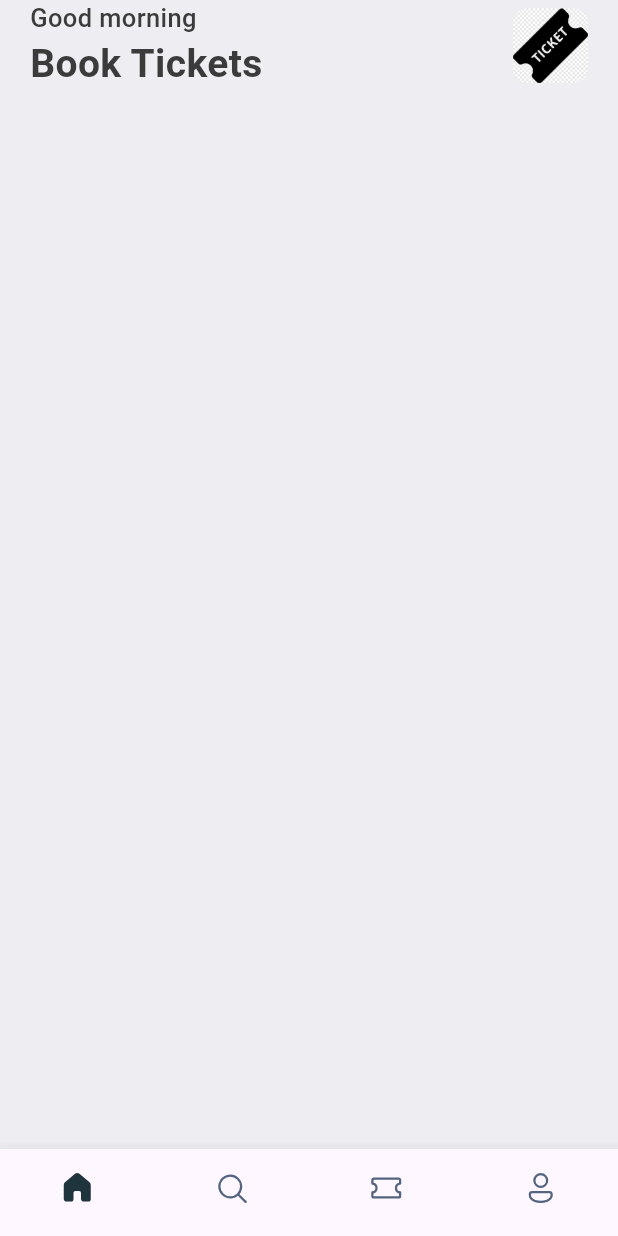
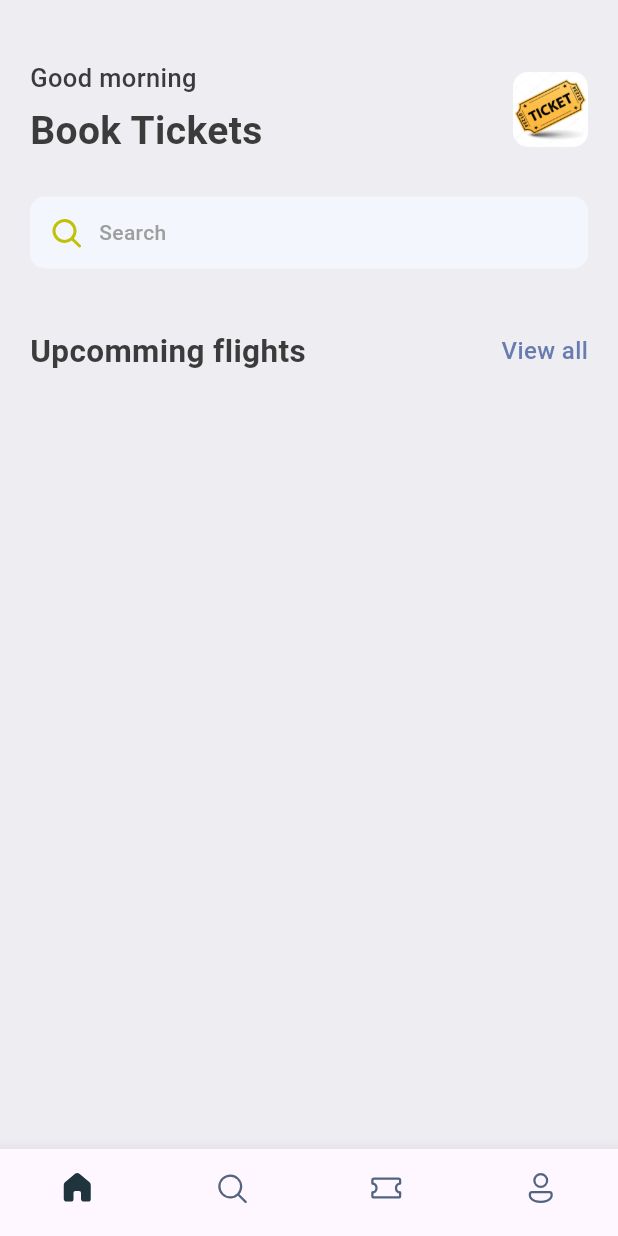
Before and after one commit to TonyV23/travel_app_ui, a Flutter app: the screen it shows after launch, on a phone screen of 412 x 824 dp. Run offline on Flutter 3.47's test engine with Material 3 defaults, Android fonts, the phone set to English and light mode, and no system bars; our stand-ins replace fluentui_icons, gap.

Commit message:
wip on homescreen

```diff
--- a/lib/screens/home.dart
+++ b/lib/screens/home.dart
@@ -1,5 +1,7 @@
+import 'package:fluentui_icons/fluentui_icons.dart';
 import 'package:flutter/cupertino.dart';
 import 'package:flutter/material.dart';
+import 'package:gap/gap.dart';
 import 'package:travel_app_ui/utils/app_styles.dart';
 
 class MyHomeWidget extends StatelessWidget {
@@ -15,14 +17,22 @@ class MyHomeWidget extends StatelessWidget {
             padding: EdgeInsets.symmetric(horizontal: 20),
             child: Column(
               children: [
+                Gap(40),
                 Row(
                   mainAxisAlignment: MainAxisAlignment.spaceBetween,
                   children: [
                     Column(
                       crossAxisAlignment: CrossAxisAlignment.start,
                       children: [
-                        Text("Good morning", style: AppStyles.headLineStyle3,),
-                        Text("Book Tickets", style: AppStyles.headLineStyle1,),
+                        Text(
+                          "Good morning",
+                          style: AppStyles.headLineStyle3,
+                        ),
+                        Gap(5),
+                        Text(
+                          "Book Tickets",
+                          style: AppStyles.headLineStyle1,
+                        ),
                       ],
                     ),
                     Container(
@@ -32,15 +42,57 @@ class MyHomeWidget extends StatelessWidget {
                         borderRadius: BorderRadius.circular(10),
                         image: DecorationImage(
                             fit: BoxFit.cover,
-                            image: AssetImage("assets/images/ticket-logo.png")),
+                            image:
+                                AssetImage("assets/images/ticket-logo.jpeg")),
                       ),
                     )
                     // Image.asset("assets/images/ticket-logo.png"),
+                  ],
+                ),
+                Gap(25),
+                Container(
+                  decoration: BoxDecoration(
+                      borderRadius: BorderRadius.circular(10),
+                      color: Color(0xFFF4F6FD)),
+                  padding: EdgeInsets.symmetric(horizontal: 12, vertical: 12),
+                  child: Row(
+                    children: [
+                      Icon(
+                        FluentSystemIcons.ic_fluent_search_filled,
+                        color: Color(0xFFBFC205),
+                      ),
+                      Gap(10),
+                      Text(
+                        "Search",
+                        style: AppStyles.headLineStyle4,
+                      )
+                    ],
+                  ),
+                ),
+                Gap(40),
+                Row(
+                  mainAxisAlignment: MainAxisAlignment.spaceBetween,
+                  children: [
+                    Text(
+                      "Upcomming flights",
+                      style: AppStyles.headLineStyle2,
+                    ),
+                    InkWell(
+                      onTap: () {
+                        print("object");
+                      },
+                      child: Text(
+                        "View all",
+                        style: AppStyles.textStyle
+                            .copyWith(color: AppStyles.primaryColor),
+                      ),
+                    )
                   ],
                 )
               ],
             ),
           )
+
         ],
       ),
     );
--- a/pubspec.yaml
+++ b/pubspec.yaml
@@ -15,6 +15,7 @@ dependencies:
 
   cupertino_icons: ^1.0.8
   fluentui_icons: ^1.0.0
+  gap: ^3.0.1
 
 dev_dependencies:
   flutter_test:
```
Also changed, not shown: assets/images/ticket-logo.jpeg (added), pubspec.lock.
